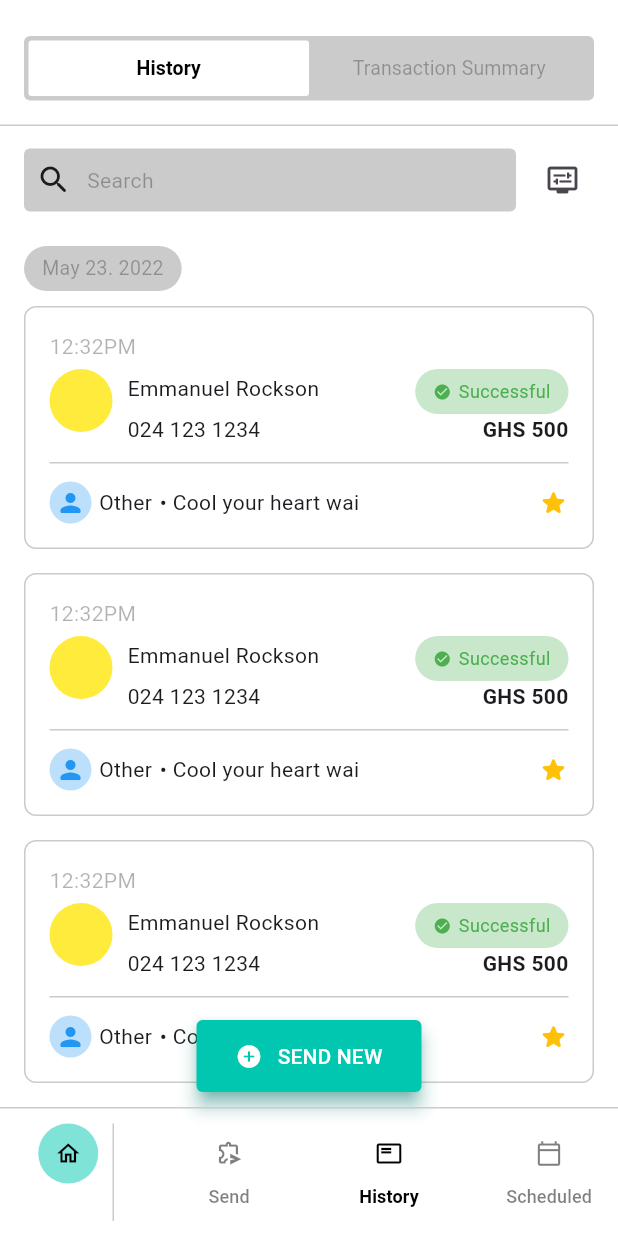
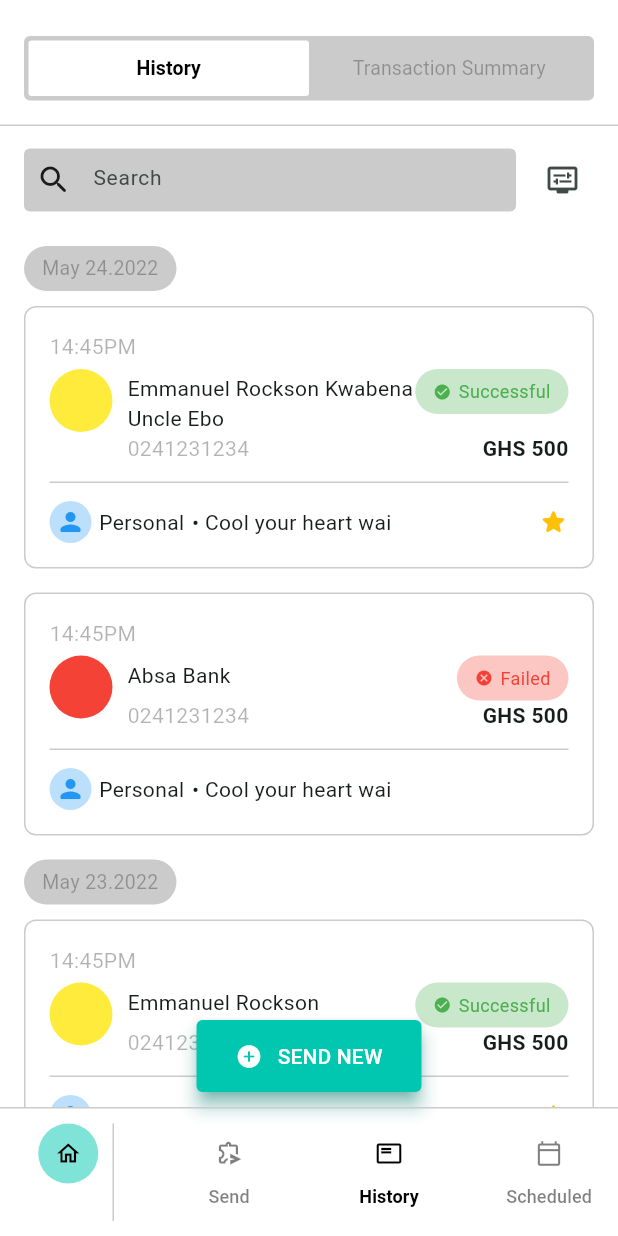
Before and after one commit to paadevelopments/hubtel_test, a Flutter app: the screen it shows after launch, on a phone screen of 412 x 824 dp. Run offline on Flutter 3.47's test engine with Material 3 defaults, Android fonts, the phone set to English and light mode, and no system bars.

Commit message:
Updated to document code.

```diff
--- a/lib/home.dart
+++ b/lib/home.dart
@@ -1,6 +1,7 @@
-import "dart:ui";
+// ignore_for_file: no_leading_underscores_for_local_identifiers, non_constant_identifier_names
 
 import "package:flutter/material.dart";
+import "package:intl/intl.dart";
 
 class HomeActivity extends StatefulWidget {
   const HomeActivity({super.key});
@@ -13,14 +14,15 @@ class _HomeActivityState extends State<HomeActivity> {
   Color hubtelPrimary = const Color(0xFF01c7b1);
   bool isLoading = true;
 
+  /// Sample data.
   List data = [
     {
       "time":"2022-05-24 14:45:00",
-      "logoColor":Colors.yellow,
+      "logoColor":Colors.yellow, /// Will be replaced with item logo file name
       "name":"Emmanuel Rockson Kwabena Uncle Ebo",
       "successful":true,
       "number":"0241231234",
-      "amount":"500",
+      "amount":"GHS 500",
       "category":"Personal",
       "starred":true,
       "note":"Cool your heart wai"
@@ -31,48 +33,74 @@ class _HomeActivityState extends State<HomeActivity> {
       "name":"Absa Bank",
       "successful":false,
       "number":"0241231234",
-      "amount":"500",
+      "amount":"GHS 500",
       "category":"Personal",
       "starred":false,
       "note":"Cool your heart wai"
     },
     {
       "time":"2022-05-23 14:45:00",
-      "logoColor":Colors.red,
-      "name":"Absa Bank",
-      "successful":false,
+      "logoColor":Colors.yellow,
+      "name":"Emmanuel Rockson",
+      "successful":true,
       "number":"0241231234",
-      "amount":"500",
-      "category":"Personal",
-      "starred":false,
+      "amount":"GHS 500",
+      "category":"Other",
+      "starred":true,
       "note":"Cool your heart wai"
-    }
+    },
+    {
+      "time":"2022-05-23 14:45:00",
+      "logoColor":Colors.yellow,
+      "name":"Emmanuel Rockson",
+      "successful":true,
+      "number":"0241231234",
+      "amount":"GHS 500",
+      "category":"Other",
+      "starred":true,
+      "note":""
+    },
   ];
+
+  /// Indicator for active header tab.
   int activeSection = 0;
 
+  /// Imported code {https://www.geeksforgeeks.org/flutter-find-the-number-of-days-between-two-dates/}
   int daysBetween(DateTime from, DateTime to) {
     from = DateTime(from.year, from.month, from.day);
     to = DateTime(to.year, to.month, to.day);
     return (to.difference(from).inHours / 24).round();
   }
 
-  Widget d1(String label,bool isActive,dynamic callback) => Expanded(child: FilledButton(
+  /// Day-label date parser.
+  String parseLabelDate(DateTime date) {
+    String month = DateFormat("MMMM").format(date).substring(0, 3);
+    return "$month ${DateFormat("dd").format(date)}.${DateFormat("yyyy").format(date)}";
+  }
+
+  /// Item time parser.
+  String parseItemTime(DateTime date) => DateFormat("HH:mmaa").format(date);
+
+  /// Reusable widget for the header tab buttons.
+  /// Such widgets will be in a dedicated [widgets] folder when implementing a VMMV project structure.
+  Widget HeaderSwitchButton(String label,bool isActive,dynamic callback) => Expanded(child: FilledButton(
     style: FilledButton.styleFrom(
         backgroundColor: isActive ? Colors.white : Colors.transparent,
         foregroundColor: Colors.black.withOpacity(!isActive ? 0.3 : 1),
-        shape: RoundedRectangleBorder(
+        shape: const RoundedRectangleBorder(
           borderRadius: BorderRadius.all(Radius.circular(2))
         ),
       padding: EdgeInsets.zero
     ),
-    onPressed: () {},
+    onPressed: callback,
     child: Center(child: Text(label,style: TextStyle(
         fontWeight: isActive ? FontWeight.bold : FontWeight.normal,
         fontSize: 13
     ),),),
   ));
 
-  Widget d2(String label, IconData icon, bool isHome, bool isIconHighlighted) => Container(
+  /// Reusable widget for the bottom navigation buttons.
+  Widget BottomNavigationButton(String label, IconData icon, bool isHome, bool isIconHighlighted) => Container(
     width: 60,
     decoration: BoxDecoration(
       border: !isHome ? null : Border(right: BorderSide(color: cusGrey))
@@ -81,7 +109,7 @@ class _HomeActivityState extends State<HomeActivity> {
       style: FilledButton.styleFrom(
         padding: EdgeInsets.zero,
         backgroundColor: Colors.transparent,
-        shape: RoundedRectangleBorder(
+        shape: const RoundedRectangleBorder(
           borderRadius: BorderRadius.zero,
         )
       ),
@@ -91,7 +119,7 @@ class _HomeActivityState extends State<HomeActivity> {
           width: 40, height: 40,
           decoration: BoxDecoration(
             color: hubtelPrimary.withOpacity(isHome ? 0.5 : 0),
-            borderRadius: BorderRadius.all(Radius.circular(48/2))
+            borderRadius: const BorderRadius.all(Radius.circular(48/2))
           ),
           child: Center(child: Icon(
             icon,
@@ -110,14 +138,13 @@ class _HomeActivityState extends State<HomeActivity> {
     ),
   );
 
-
   @override
   void initState() {
     WidgetsBinding.instance.addPostFrameCallback((_) async {
-      await Future.delayed(Duration(seconds: 2));
-      setState(() {
-        isLoading = false;
-      });
+
+      /// Simulate a loading action
+      await Future.delayed(const Duration(seconds: 2));
+      setState(() { isLoading = false; });
     });
     super.initState();
   }
@@ -125,12 +152,13 @@ class _HomeActivityState extends State<HomeActivity> {
   @override
   Widget build(BuildContext context) {
     return Scaffold(
+      resizeToAvoidBottomInset: false,
       backgroundColor: Colors.white,
       body: SafeArea(child: Column(children: [
         Container(
           width: double.maxFinite, height: 60,
-          padding: EdgeInsets.symmetric(horizontal: 16,),
-          margin: EdgeInsets.only(top: 24),
+          padding: const EdgeInsets.symmetric(horizontal: 16,),
+          margin: const EdgeInsets.only(top: 24),
           decoration: BoxDecoration(
             border: Border(bottom: BorderSide(color: cusGrey,)),
           ),
@@ -138,19 +166,23 @@ class _HomeActivityState extends State<HomeActivity> {
             width: double.maxFinite, height: double.maxFinite,
             decoration: BoxDecoration(
                 color: cusGrey,
-              borderRadius: BorderRadius.all(Radius.circular(4))
+              borderRadius: const BorderRadius.all(Radius.circular(4))
             ),
-            margin: EdgeInsets.only(bottom: 16),
-            padding: EdgeInsets.all(3),
+            margin: const EdgeInsets.only(bottom: 16),
+            padding: const EdgeInsets.all(3),
             child: Row(children: [
-              d1("History",activeSection == 0,() {}),
-              d1("Transaction Summary",activeSection != 0,() {}),
+              HeaderSwitchButton("History",activeSection == 0,() => setState(() {
+                activeSection = 0;
+              })),
+              HeaderSwitchButton("Transaction Summary",activeSection != 0,() => setState(() {
+                activeSection = 1;
+              })),
             ],),
           ),),
         ),
         Container(
           width: double.maxFinite, height: 72,
-          padding: EdgeInsets.symmetric(horizontal: 16,vertical: 0),
+          padding: const EdgeInsets.symmetric(horizontal: 16,vertical: 0),
           child: Center(child: SizedBox(
             height: 42,
             child: Row(
@@ -158,28 +190,38 @@ class _HomeActivityState extends State<HomeActivity> {
                 Expanded(child: Container(
                   width: double.maxFinite, height: double.maxFinite,
                   decoration: BoxDecoration(
-                      borderRadius: BorderRadius.all(Radius.circular(4)),
+                      borderRadius: const BorderRadius.all(Radius.circular(4)),
                       color: cusGrey
                   ),
-                  padding: EdgeInsets.symmetric(horizontal: 8,vertical: 0),
-                  child: Row(
+                  padding: const EdgeInsets.symmetric(horizontal: 8,vertical: 0),
+                  child: const Row(
                     mainAxisAlignment: MainAxisAlignment.center,
                     crossAxisAlignment: CrossAxisAlignment.center,
                     children: [
                       Icon(Icons.search_rounded),
                       SizedBox(width: 10,),
-                      Expanded(child: Align(
-                        alignment: Alignment.centerLeft,
-                        child: Text("Search",style: TextStyle(color: Colors.black.withOpacity(0.3)),),
+                      Expanded(child: Padding(
+                        padding: EdgeInsets.only(bottom: 0),
+                        child: TextField(
+                          decoration: InputDecoration(
+                            filled: false,
+                            hintText: "Search",
+                            contentPadding: EdgeInsets.symmetric(vertical: 12.5),
+                            enabledBorder: OutlineInputBorder(borderSide: BorderSide(width: 0,color: Colors.transparent)),
+                            border: OutlineInputBorder(borderSide: BorderSide(width: 0,color: Colors.transparent)),
+                            focusedBorder: OutlineInputBorder(borderSide: BorderSide(width: 0,color: Colors.transparent)),
+                          ),
+                          style: TextStyle(fontSize: 14,fontWeight: FontWeight.normal),
+                        ),
                       ))
                     ],
                   ),
                 )),
-                SizedBox(width: 10,),
+                const SizedBox(width: 10,),
                 SizedBox(
                   width: 42, height: 42,
                   child: IconButton(
-                    icon: Icon(Icons.display_settings_rounded),
+                    icon: const Icon(Icons.display_settings_rounded),
                     onPressed: () {},
                   ),
                 )
@@ -189,44 +231,46 @@ class _HomeActivityState extends State<HomeActivity> {
         ),
         Expanded(child: LayoutBuilder(builder: (_c,_d) => Stack(children: [
           SingleChildScrollView(child: isLoading
-        ? SizedBox(
+        ? const SizedBox(
             width: double.maxFinite,
             child: Center(child: CircularProgressIndicator(),),
           )
           : Padding(
-            padding: EdgeInsets.symmetric(horizontal: 16,vertical: 8),
+            padding: const EdgeInsets.symmetric(horizontal: 16,vertical: 8),
+            child: Padding(
+              padding: const EdgeInsets.only(bottom: 48),
               child: Column(children: data.asMap().entries.map((listItem) {
-              bool addDateLabel = listItem.key == 0 ? true : daysBetween(DateTime.parse(listItem.value["time"]), DateTime.parse(data[listItem.key - 1]["time"])) > 1;
+                bool addDateLabel = listItem.key == 0 ? true : daysBetween(DateTime.parse(listItem.value["time"]), DateTime.parse(data[listItem.key - 1]["time"])) > 0;
                 return Column(
                   children: [
                     addDateLabel ? Column(children: [
                       Row(children: [
                         Container(
                           height: 30,
-                        padding: EdgeInsets.symmetric(horizontal: 12),
+                          padding: const EdgeInsets.symmetric(horizontal: 12),
                           decoration: BoxDecoration(
                               color: cusGrey,
-                            borderRadius: BorderRadius.all(Radius.circular(30/2))
+                              borderRadius: const BorderRadius.all(Radius.circular(30/2))
                           ),
-                        child: Center(child: Text("May 23. 2022", style: TextStyle(fontSize: 13, color: Colors.black.withOpacity(0.3)),),),
+                          child: Center(child: Text(parseLabelDate(DateTime.parse(listItem.value["time"])), style: TextStyle(fontSize: 13, color: Colors.black.withOpacity(0.3)),),),
                         ),
-                      Expanded(child: SizedBox())
+                        const Expanded(child: SizedBox())
                       ],),
-                    SizedBox(height: 10,)
-                  ],) : SizedBox(),
-                  Padding(padding: EdgeInsets.only(bottom: 16),child: Column(children: [
+                      const SizedBox(height: 10,)
+                    ],) : const SizedBox(),
+                    Padding(padding: const EdgeInsets.only(bottom: 16),child: Column(children: [
                       Container(
                         width: double.maxFinite,
                         decoration: BoxDecoration(
-                          borderRadius: BorderRadius.all(Radius.circular(8)),
+                            borderRadius: const BorderRadius.all(Radius.circular(8)),
                             border: Border.all(color: cusGrey)
                         ),
-                      padding: EdgeInsets.all(16),
+                        padding: const EdgeInsets.all(16),
                         child: Column(children: [
                           Align(alignment: Alignment.centerLeft,child: Text(
-                          "12:32PM", style: TextStyle(color: Colors.black.withOpacity(0.3)),
+                            parseItemTime(DateTime.parse(listItem.value["time"])), style: TextStyle(color: Colors.black.withOpacity(0.3)),
                           ),),
-                        SizedBox(height: 5,),
+                          const SizedBox(height: 5,),
                           Row(
                             mainAxisAlignment: MainAxisAlignment.center,
                             crossAxisAlignment: CrossAxisAlignment.start,
@@ -234,34 +278,41 @@ class _HomeActivityState extends State<HomeActivity> {
                               Container(
                                 width: 42, height: 42,
                                 decoration: BoxDecoration(
-                                  color: Colors.yellow,
-                                  borderRadius: BorderRadius.all(Radius.circular(42 / 2))
+                                    color: listItem.value["logoColor"],
+                                    borderRadius: const BorderRadius.all(Radius.circular(42 / 2))
                                 ),
                               ),
-                            SizedBox(width: 10,),
+                              const SizedBox(width: 10,),
                               Expanded(child: Column(children: [
                                 Row(
                                   mainAxisAlignment: MainAxisAlignment.center, crossAxisAlignment: CrossAxisAlignment.start,
                                   children: [
                                     Expanded(child: Padding(
-                                    padding: EdgeInsets.only(top: 3),
-                                    child: Align(alignment: Alignment.centerLeft,child: Text(
-                                        "Emmanuel Rockson"
-                                    ),),
+                                      padding: const EdgeInsets.only(top: 3),
+                                      child: Align(alignment: Alignment.centerLeft,child: Text(listItem.value["name"]),),
                                     )),
                                     Container(
                                       height: 30,
-                                    padding: EdgeInsets.symmetric(horizontal: 12),
+                                      padding: const EdgeInsets.symmetric(horizontal: 12),
                                       decoration: BoxDecoration(
-                                        color: Colors.green.withOpacity(0.3),
-                                        borderRadius: BorderRadius.all(Radius.circular(30/2))
+                                          color: (listItem.value["successful"] ? Colors.green : Colors.red).withOpacity(0.3),
+                                          borderRadius: const BorderRadius.all(Radius.circular(30/2))
                                       ),
                                       child: Center(child: Row(
                                         mainAxisAlignment: MainAxisAlignment.center, crossAxisAlignment: CrossAxisAlignment.center,
                                         children: [
-                                        Icon(Icons.check_circle,color: Colors.green, size: 12,),
-                                        SizedBox(width: 5,),
-                                        Text("Successful", style: TextStyle(fontSize: 12, color: Colors.green),),
+                                          Icon(
+                                            listItem.value["successful"] ? Icons.check_circle : Icons.cancel,
+                                            color: listItem.value["successful"] ? Colors.green : Colors.red,
+                                            size: 12,
+                                          ),
+                                          const SizedBox(width: 5,),
+                                          Text(
+                                            listItem.value["successful"] ? "Successful" : "Failed",
+                                            style: TextStyle(
+                                                fontSize: 12,
+                                                color: listItem.value["successful"] ? Colors.green : Colors.red
+                                            ),),
                                         ],
                                       ),),
                                     )
@@ -271,11 +322,12 @@ class _HomeActivityState extends State<HomeActivity> {
                                   mainAxisAlignment: MainAxisAlignment.center, crossAxisAlignment: CrossAxisAlignment.start,
                                   children: [
                                     Expanded(child: Align(alignment: Alignment.centerLeft,child: Text(
-                                    "024 123 1234",
+                                      listItem.value["number"],
+                                      style: TextStyle(color: Colors.black.withOpacity(0.3)),
                                     ),)),
                                     Text(
-                                    "GHS 500",
-                                    style: TextStyle(
+                                      listItem.value["amount"],
+                                      style: const TextStyle(
                                           fontWeight: FontWeight.bold
                                       ),
                                     )
@@ -284,9 +336,9 @@ class _HomeActivityState extends State<HomeActivity> {
                               ],))
                             ],
                           ),
-                        SizedBox(height: 12,),
+                          const SizedBox(height: 12,),
                           Divider(height: 1,thickness: 1,color: cusGrey,),
-                        SizedBox(height: 12,),
+                          const SizedBox(height: 12,),
                           Row(
                             mainAxisAlignment: MainAxisAlignment.start, crossAxisAlignment: CrossAxisAlignment.center,
                             children: [
@@ -294,17 +346,22 @@ class _HomeActivityState extends State<HomeActivity> {
                                 width: 28, height: 28,
                                 decoration: BoxDecoration(
                                     color: Colors.blue.withOpacity(0.3),
-                                  borderRadius: BorderRadius.all(Radius.circular(28/2))
+                                    borderRadius: const BorderRadius.all(Radius.circular(28/2))
                                 ),
-                              child: Center(child: Icon(Icons.person_rounded, size: 20, color: Colors.blue,),),
+                                child: const Center(child: Icon(Icons.person_rounded, size: 20, color: Colors.blue,),),
                               ),
-                            SizedBox(width: 5,),
-                            Text("Other"),
-                            SizedBox(width: 5,),
-                            Expanded(child: Align(alignment: Alignment.centerLeft, child: Text(
-                                "• Cool your heart wai"
-                            ),)),
-                            Icon(Icons.star_rounded, size: 20, color: Colors.amber,)
+                              const SizedBox(width: 5,),
+                              Text(listItem.value["category"]),
+                              const SizedBox(width: 5,),
+                              listItem.value["note"].toString().isNotEmpty
+                                  ? Expanded(child: Align(
+                                alignment: Alignment.centerLeft,
+                                child: Text("• ${listItem.value["note"]}"),
+                              ))
+                                  : const SizedBox(),
+                              listItem.value["starred"]
+                                  ? const Icon(Icons.star_rounded, size: 20, color: Colors.amber,)
+                                  : const SizedBox()
                             ],
                           ),
                         ],),
@@ -313,12 +370,13 @@ class _HomeActivityState extends State<HomeActivity> {
                   ],
                 );
               }).toList()),
+            ),
           ),),
           Positioned(
             bottom: 0, left: 0,
             child: Container(
               width: _d.maxWidth,
-              padding: EdgeInsets.only(bottom: 10),
+              padding: const EdgeInsets.only(bottom: 10),
               child: Align(alignment: Alignment.center,child: SizedBox(
                 width: 150, height: 48,
                 child: ElevatedButton(
@@ -327,13 +385,13 @@ class _HomeActivityState extends State<HomeActivity> {
                     foregroundColor: Colors.white,
                     elevation: 5,
                     shadowColor: hubtelPrimary,
-                    shape: RoundedRectangleBorder(
+                    shape: const RoundedRectangleBorder(
                       borderRadius: BorderRadius.all(Radius.circular(4))
                     ),
                     padding: EdgeInsets.zero
                   ),
                   onPressed: () {},
-                  child: Center(child: Row(
+                  child: const Center(child: Row(
                     mainAxisAlignment: MainAxisAlignment.center, crossAxisAlignment: CrossAxisAlignment.center,
                     children: [
                       Icon(Icons.add_circle_rounded),
@@ -351,14 +409,14 @@ class _HomeActivityState extends State<HomeActivity> {
           decoration: BoxDecoration(
             border: Border(top: BorderSide(color: cusGrey,))
           ),
-          padding: EdgeInsets.symmetric(horizontal: 16,vertical: 10),
+          padding: const EdgeInsets.symmetric(horizontal: 16,vertical: 10),
           child: Row(
             mainAxisAlignment: MainAxisAlignment.spaceBetween,
             children: [
-              d2("Home", Icons.home_outlined, true, false),
-              d2("Send", Icons.send_time_extension_outlined, false, false),
-              d2("History", Icons.featured_play_list_outlined, false, true),
-              d2("Scheduled", Icons.calendar_today_outlined, false, false),
+              BottomNavigationButton("Home", Icons.home_outlined, true, false),
+              BottomNavigationButton("Send", Icons.send_time_extension_outlined, false, false),
+              BottomNavigationButton("History", Icons.featured_play_list_outlined, false, true),
+              BottomNavigationButton("Scheduled", Icons.calendar_today_outlined, false, false),
             ],
           ),
         ),
--- a/lib/main.dart
+++ b/lib/main.dart
@@ -1,17 +1,21 @@
-import 'package:flutter/material.dart';
-import 'package:hubtel_test/home.dart';
+import "package:flutter/material.dart";
+import "package:hubtel_test/home.dart";
 
 void main() {
+
+  /// Application entry point.
   runApp(const MyApp());
 }
 class MyApp extends StatelessWidget {
   const MyApp({super.key});
   @override
   Widget build(BuildContext context) {
+
+    /// Base App.
     return MaterialApp(
-      title: 'Flutter Demo',
+      title: "Hubtel Test",
       theme: ThemeData(
-        colorScheme: ColorScheme.fromSeed(seedColor: Colors.deepPurple),
+        colorScheme: ColorScheme.fromSeed(seedColor: const Color(0xFF01c7b1)),
         useMaterial3: true,
       ),
       home: const HomeActivity(),
--- a/pubspec.yaml
+++ b/pubspec.yaml
@@ -35,6 +35,7 @@ dependencies:
   # The following adds the Cupertino Icons font to your application.
   # Use with the CupertinoIcons class for iOS style icons.
   cupertino_icons: ^1.0.6
+  intl: ^0.19.0
 
 dev_dependencies:
   flutter_test:
```
Also changed, not shown: assets/a.jpg, pubspec.lock. Lines whose indentation alone changed are shown as unchanged.
